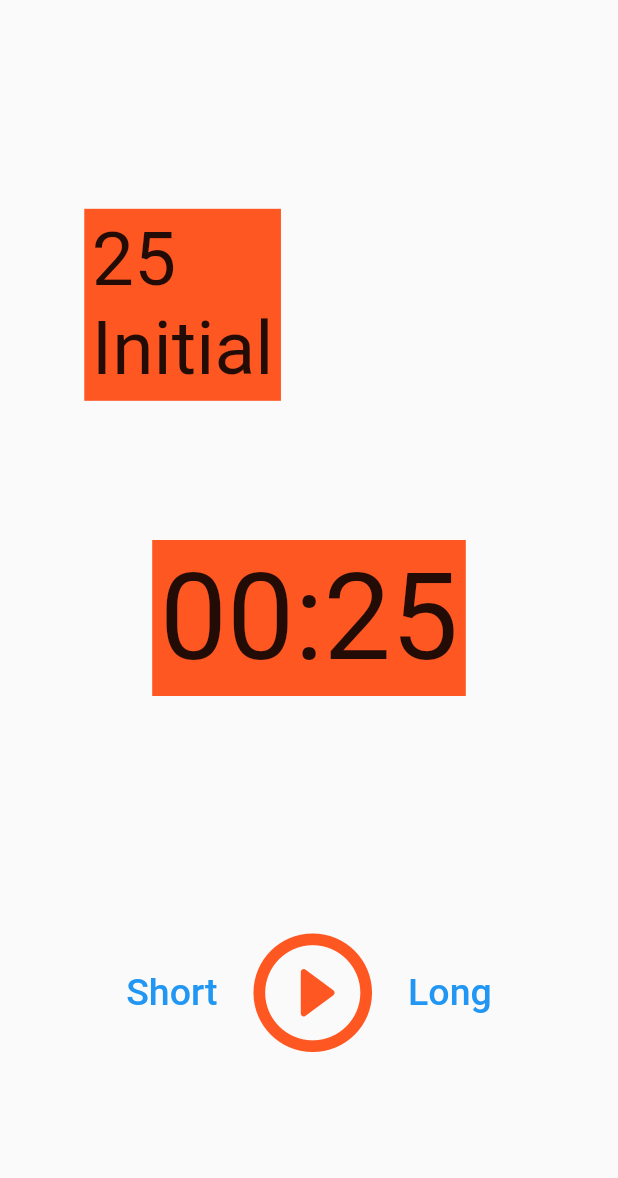
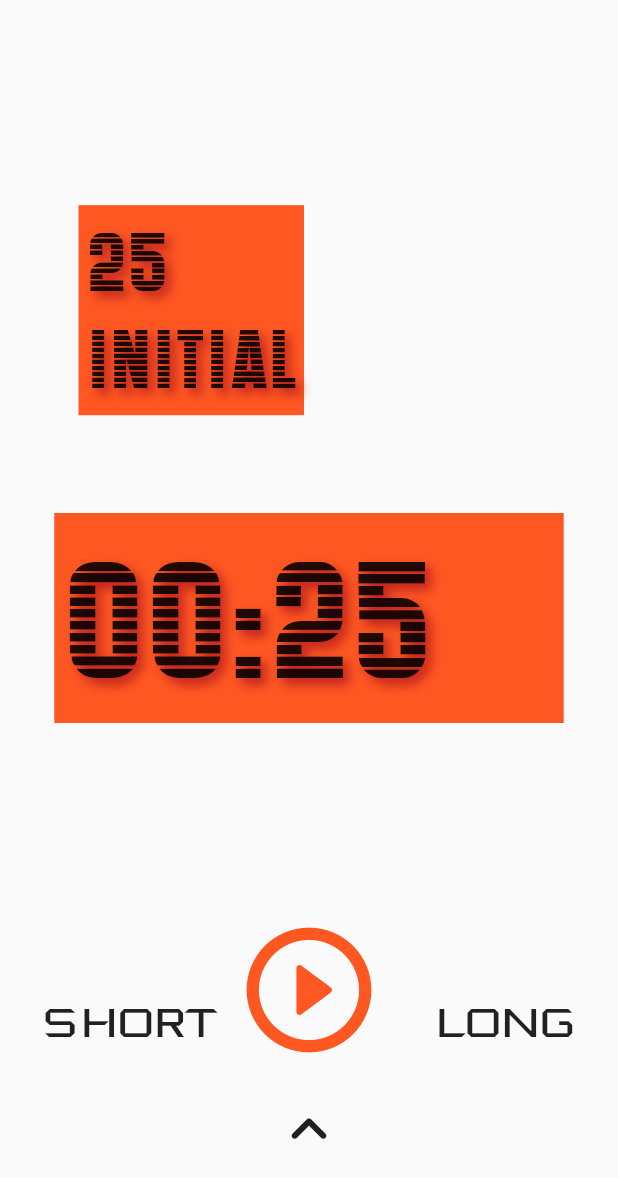
Before and after one commit to arrenaid/focus, a Flutter app: the screen it shows after launch, on a phone screen of 412 x 824 dp. Shown: the top 1178 px of the screen. Run offline on Flutter 3.47's test engine with Material 2 defaults, Android fonts, the phone set to English and light mode, and no system bars; our stand-ins replace bloc, equatable, flutter_bloc, sqflite; accounts and stored records are empty.

```diff
--- a/lib/bloc/focus_event.dart
+++ b/lib/bloc/focus_event.dart
@@ -5,6 +5,9 @@ abstract class FocusEvent extends Equatable{
 
   @override
   List<Object?> get props => [];
+}
+class FocusInitialEvent extends FocusEvent{
+  const FocusInitialEvent();
 }
 class FocusStartEvent extends FocusEvent{
   const FocusStartEvent();
@@ -24,6 +27,9 @@ class FocusChangeTypeShortEvent extends FocusEvent{
 class FocusChangeTypeLongEvent extends FocusEvent{
   const FocusChangeTypeLongEvent();
 }
+class FocusChangeTypePomodoroEvent extends FocusEvent{
+  const FocusChangeTypePomodoroEvent();
+}
 class FocusTickedEvent extends FocusEvent{
   final String str;
   const FocusTickedEvent(this.str);
--- a/lib/bloc/focus_state.dart
+++ b/lib/bloc/focus_state.dart
@@ -49,5 +49,5 @@ class FocusCompleteState extends FocusState {
   FocusCompleteState(int timerType) : super(timerType, '00:00', false);
 
   @override
-  String toString() => 'FocusPauseState {  }';
+  String toString() => 'FocusCompleteState {  }';
 }
--- /dev/null
+++ b/lib/bloc/model_bloc.dart
@@ -0,0 +1,124 @@
+import 'dart:async';
+
+import 'package:bloc/bloc.dart';
+import 'package:equatable/equatable.dart';
+import 'package:focus/bloc/focus_bloc.dart';
+import 'package:focus/model/day_row.dart';
+import 'package:intl/intl.dart';
+import '../model/sqflite.dart';
+part 'model_state.dart';
+part 'model_event.dart';
+
+enum Status { initial, error, loading, loaded, postAdded, postRemove }
+
+class ModelBloc extends Bloc<ModelEvent,ModelState>{
+  ModelBloc():super(
+      ModelState(models: [] //DayRow(
+    // day: DateFormat('yyyy-MM-dd').format(DateTime.now()), pomodoroCount: 0,
+    // shortCount: 0,longCount: 0,tag: 'empty',)
+          , status: Status.initial)
+  ){
+    on<InsertEvent>(_insertq);
+    on<InitialModelEvent>(_onInit);
+    //on<GetEvent>(load());
+  }
+
+  final dbHelper = DatabaseHelper.instance;
+
+  _insertq(InsertEvent event, Emitter emit){
+    // todo:
+    emit(state.copyWith(models: [],status: Status.loaded));
+  }
+  _onInit(InitialModelEvent event, Emitter emit) {
+    emit(state.copyWith(status: Status.initial));
+    load();
+    emit(state.copyWith(status: Status.loaded));
+  }
+
+  load() async {
+    emit(state.copyWith(status: Status.loading));
+    List<DayRow> models = [];
+    List<Map<String, dynamic>> rows = await dbHelper.queryAllRows();
+    if(rows.isNotEmpty){
+      for (var row in rows){
+        models.add(DayRow(
+            id: row[DatabaseHelper.columnId],
+            day: row[DatabaseHelper.columnDay],
+            pomodoroCount: row[DatabaseHelper.columnPomodoroCount],
+            longCount: row[DatabaseHelper.columnLongCount],
+            shortCount: row[DatabaseHelper.columnShortCount],
+            tag: row[DatabaseHelper.columnTag]));
+      }
+    }
+    emit(state.copyWith(models: models,status: Status.loaded));
+  }
+
+  Future<void> insert(int timerType) async {
+    emit(state.copyWith(status: Status.loading));
+    var currentDay = DateFormat('yyyy-MM-dd').format(DateTime.now());
+    bool isResult = false;
+    if(state.models.isEmpty){
+      load();
+    }
+    if(state.models.isNotEmpty) {
+      var removeModel;
+      var addModel;
+      for (var model in state.models) {
+        if(model.day == currentDay){
+          removeModel = model;
+          switch(timerType){
+            case pomodoro: model.pomodoroCount += 1;
+            break;
+            case short: model.shortCount += 1;
+            break;
+            case long: model.longCount += 1;
+            break;
+          }
+          Map<String, dynamic> row = {
+            DatabaseHelper.columnId: model.id,
+            DatabaseHelper.columnDay: model.day,
+            DatabaseHelper.columnPomodoroCount: model.pomodoroCount,
+            DatabaseHelper.columnShortCount: model.shortCount,
+            DatabaseHelper.columnLongCount: model.longCount,
+            DatabaseHelper.columnTag: model.tag};
+          await dbHelper.update(row);
+          addModel = model;
+          isResult = true;
+          print('$model');//todo remove
+        }
+      }
+      if(isResult) {
+        List<DayRow> modelsResult = state.models;
+        modelsResult.remove(removeModel);
+        modelsResult.add(addModel);
+        emit(state.copyWith(models: modelsResult, status: Status.loaded));
+        return;
+      }
+    }
+
+    //new row
+    if(!isResult)    {
+      DayRow model = DayRow(
+        day: currentDay,
+        pomodoroCount: timerType == pomodoro ? 1 : 0,
+        shortCount: timerType == short ? 1 : 0,
+        longCount: timerType == long ? 1 : 0,
+        tag: 'test',
+      );
+
+      Map<String, dynamic> row = {
+        DatabaseHelper.columnDay: model.day,
+        DatabaseHelper.columnPomodoroCount: model.pomodoroCount,
+        DatabaseHelper.columnShortCount: model.shortCount,
+        DatabaseHelper.columnLongCount: model.longCount,
+        DatabaseHelper.columnTag: model.tag
+      };
+      model.id = await dbHelper.insert(row);
+
+      print('$model');//todo remove
+      List<DayRow> models = state.models;
+      models.add(model);
+      emit(state.copyWith(models: models, status: Status.loaded));
+    }
+  }
+}
--- /dev/null
+++ b/lib/bloc/model_event.dart
@@ -0,0 +1,9 @@
+part of 'model_bloc.dart';
+abstract class ModelEvent extends Equatable{
+
+  @override
+  List<Object?> get props => [];
+}
+class InitialModelEvent extends ModelEvent{}
+class InsertEvent extends ModelEvent{}
+class GetEvent extends ModelEvent{}
--- /dev/null
+++ b/lib/bloc/model_state.dart
@@ -0,0 +1,27 @@
+part of 'model_bloc.dart';
+
+// abstract
+class ModelState extends Equatable{
+  final List <DayRow> models;
+  final Status? status;
+
+  const ModelState({required this.models, required this.status});
+
+  @override
+  List<Object?> get props => [models, status];
+
+  ModelState copyWith({
+    List<DayRow>? models,
+    Status? status
+  }) {
+    return ModelState(
+        models: models ?? this.models,
+        status: status ?? this.status);
+  }
+}
+// class InsertModelState extends ModelState{
+//   InsertModelState(super.model);
+// }
+// class GetModelState extends ModelState{
+//   GetModelState(super.model);
+// }
--- /dev/null
+++ b/lib/constants.dart
@@ -0,0 +1,24 @@
+import 'package:flutter/material.dart';
+const TextStyle tsDef = TextStyle(
+    fontSize: 50,
+    color: Colors.black87,
+    fontFamily: 'Maximus',
+  shadows: [Shadow(
+      offset: Offset(4.0, 4.0),
+      blurRadius: 8.0,
+      color: Color(0xFFB71C1C)),
+  ],
+);
+const TextStyle tsButton = TextStyle(
+  fontSize: 27,
+  color: Colors.black87,
+  fontFamily: 'DeusEx',
+  // shadows: [Shadow(
+  //     offset: Offset(2.0, 2.0),
+  //     blurRadius: 8.0,
+  //     color: Color(0xFFB71C1C)),
+  // ],
+);
+// const Color defPriClr = Color(0xFF8D6E63);//
+// const Color defSecClr = Color(0xFFCDF0EA); // EEE3CB // CDF0EA
+// //const Color defBtnClr = Color(0xFF3E2723);
--- a/lib/main.dart
+++ b/lib/main.dart
@@ -1,4 +1,7 @@
 import 'package:flutter/material.dart';
+import 'package:flutter_bloc/flutter_bloc.dart';
+import 'package:focus/bloc/focus_bloc.dart';
+import 'package:focus/bloc/model_bloc.dart';
 import 'package:focus/screens/focus_screen.dart';
 
 void main() {
@@ -10,14 +13,30 @@ class MyApp extends StatelessWidget {
 
   // This widget is the root of your application.
   @override
-  Widget build(BuildContext context) {
-    return MaterialApp(
-      title: 'Focus',
-      theme: ThemeData(
+  Widget build(BuildContext context) => MultiBlocProvider(
+      providers: [
+        BlocProvider.value(value: FocusBloc()),
+        BlocProvider.value(value: ModelBloc()..add(InitialModelEvent())),
+      ],
+      child: MaterialApp(
+    title: 'Focus',
+    theme: ThemeData(
+      primarySwatch: Colors.blue,
+    ),
+    home: const FocusScreen(),
+  ),
+  );
 
-        primarySwatch: Colors.blue,
-      ),
-      home: const FocusScreen(),
-    );
-  }
+  //after added multiblocprovider
+  // @override
+  // Widget build(BuildContext context) {
+  //   return MaterialApp(
+  //     title: 'Focus',
+  //     theme: ThemeData(
+  //
+  //       primarySwatch: Colors.blue,
+  //     ),
+  //     home: const FocusScreen(),
+  //   );
+  // }
 }
--- /dev/null
+++ b/lib/model/day_row.dart
@@ -0,0 +1,21 @@
+class DayRow{
+  int? id;
+  final String? day;
+  int pomodoroCount;
+  int shortCount;
+  int longCount;
+  final String? tag;
+
+  DayRow({this.id,
+      required this.day,
+        required this.pomodoroCount,
+        required this.shortCount,
+        required this.longCount,
+        required this.tag});
+
+ @override
+  String toString() {
+    return  "DayRow - {$id, day: $day, pom: $pomodoroCount, sho: $shortCount, "
+        "lon: $longCount, tag: $tag";
+  }
+}
--- /dev/null
+++ b/lib/model/sqflite.dart
@@ -0,0 +1,69 @@
+import 'dart:io';
+import 'package:path/path.dart';
+import 'package:sqflite/sqflite.dart';
+import 'package:path_provider/path_provider.dart';
+
+class DatabaseHelper {
+  static const _databaseName = "focusStorage.db";
+  static const _databaseVersion = 1;
+  static const table = "dayList";
+  static const columnId = "id";
+  static const columnDay = "day";
+  static const columnPomodoroCount = "pomodoro";
+  static const columnShortCount = "short";
+  static const columnLongCount = "long";
+  static const columnTag = "tag";
+
+  //singleton
+  DatabaseHelper._privateConstructor();
+
+  static final DatabaseHelper instance = DatabaseHelper._privateConstructor();
+  static Database? _database;
+
+  Future<Database?> get database async {
+    if (_database != null) return _database;
+    _database = await _initDatabase();
+    return _database;
+  }
+
+  Future<Database> _initDatabase() async {
+    Directory documentDirectory = await getApplicationDocumentsDirectory();
+    String path = join(documentDirectory.path, _databaseName);
+    return await openDatabase(
+        path, version: _databaseVersion, onCreate: _onCreate);
+  }
+
+  Future<void> _onCreate(Database database, int version) async {
+    await database.execute(
+        """
+      CREATE TABLE $table (
+      $columnId INTEGER PRIMARY KEY,
+      $columnDay TEXT NOT NULL,
+      $columnPomodoroCount INTEGER NOT NULL,
+      $columnShortCount INTEGER NOT NULL,
+      $columnLongCount INTEGER NOT NULL,
+      $columnTag TEXT)
+      """
+    );
+  }
+
+  Future<int> insert(Map<String, dynamic> row) async {
+    Database? db = await instance.database;
+    return await db!.insert(table, row);
+  }
+  Future<int> update(Map<String, dynamic> row) async {
+    Database? db = await instance.database;
+    return await db!.update(table, row, where: '$columnId = ${row[columnId]}');
+  }
+
+
+  Future<List<Map<String, dynamic>>> queryAllRows() async {
+    Database? db = await instance.database;
+    return await db!.query(table);
+  }
+
+  Future<int> delete(int id) async {
+    Database? db = await instance.database;
+    return await db!.delete(table, where: "$columnId = ?", whereArgs: [id]);
+  }
+}
--- a/lib/screens/focus_screen.dart
+++ b/lib/screens/focus_screen.dart
@@ -1,14 +1,16 @@
 import 'package:flutter/material.dart';
 import 'package:flutter_bloc/flutter_bloc.dart';
-
+import 'package:focus/screens/statistic_screen.dart';
 import '../bloc/focus_bloc.dart';
+import '../bloc/model_bloc.dart';
+import '../constants.dart';
 
 class FocusScreen extends StatelessWidget {
   const FocusScreen({Key? key}) : super(key: key);
 
   @override
   Widget build(BuildContext context) {
-    return BlocProvider(
+    return BlocProvider(//todo remove provider
       create: (_) => FocusBloc(),
       child: const FocusPage(),
     );
@@ -21,14 +23,11 @@ class FocusPage extends StatelessWidget {
   Widget build(BuildContext context) {
     return BlocListener<FocusBloc,FocusState>(listener: (context,state){
       if(state is FocusCompleteState){
-        ScaffoldMessenger.of(context).showSnackBar(SnackBar(content: Text('Finish')));
+        context.read<ModelBloc>().insert(state.timerType);// todo test
+        ScaffoldMessenger.of(context).showSnackBar(
+            const SnackBar(content: Text('Finish', style: tsDef,),
+              backgroundColor: Colors.red,));
       }
-      // if(state is FocusRunState){
-      //   ScaffoldMessenger.of(context).showSnackBar(SnackBar(content: Text('run')));
-      // }
-      // if(state is FocusPauseState){
-      //   ScaffoldMessenger.of(context).showSnackBar(SnackBar(content: Text('Pause')));
-      // }
     },
       child: BlocBuilder<FocusBloc,FocusState> (
         builder: (context,state){
@@ -39,60 +38,125 @@ class FocusPage extends StatelessWidget {
             if(state is FocusInitialState)...[
               Align(
                 alignment: const FractionalOffset(0.2, 0.2),
-                child:  Container( decoration: BoxDecoration(color: Colors.deepOrange), padding: EdgeInsets.all(5),
-                  child: Text('${state.timerType.toString()}\nInitial', style: TextStyle(fontSize: 50, color: Colors.black87,fontFamily: '' ),),
-                ),//TimerWidget(waitTime: _waitTime,),
+                child:  Container(
+                  decoration: const BoxDecoration(color: Colors.deepOrange),
+                  padding: const EdgeInsets.all(5),
+                  child: Text('${state.timerType.toString()}\nInitial',
+                    style: tsDef,
+                  ),
+                ),
               ),
             ],
             if(state is FocusRunState)...[
               Align(
                 alignment: const FractionalOffset(0.2, 0.2),
-                child:  Container( decoration: BoxDecoration(color: Colors.deepOrange), padding: EdgeInsets.all(5),
-                  child: Text('${state.timerType.toString()}\nRun', style: TextStyle(fontSize: 50, color: Colors.black87,fontFamily: '' ),),
-                ),//TimerWidget(waitTime: _waitTime,),
+                child:  Container( decoration:
+                const BoxDecoration(color: Colors.deepOrange),
+                  padding: EdgeInsets.all(5),
+                  child: Text('${state.timerType.toString()}\nRun',
+                    style: tsDef,),
+                ),
               ),
             ],
             if(state is FocusPauseState)...[
               Align(
                 alignment: const FractionalOffset(0.2, 0.2),
-                child:  Container( decoration: BoxDecoration(color: Colors.deepOrange), padding: EdgeInsets.all(5),
-                  child: Text('${state.timerType.toString()}\nPause', style: TextStyle(fontSize: 50, color: Colors.black87,fontFamily: '' ),),
-                ),//TimerWidget(waitTime: _waitTime,),
+                child:  Container( decoration: const BoxDecoration(color: Colors.deepOrange),
+                  padding: EdgeInsets.all(5),
+                  child: Text('${state.timerType.toString()}\nPause',
+                    style: tsDef,
+                  ),
+                ),
               ),
             ],
+            //clock
             Align(
               alignment: const FractionalOffset(0.5, 0.5),
-              child:  Container( decoration: BoxDecoration(color: Colors.deepOrange), padding: EdgeInsets.all(5),
-                child: Text(state.str, style: TextStyle(fontSize: 80, color: Colors.black87,fontFamily: '' ),),
-              ),//TimerWidget(waitTime: _waitTime,),
+              child:  Container( decoration: const BoxDecoration(color: Colors.deepOrange),
+                padding: const EdgeInsets.all(5),
+                child: Container(
+                  width:  MediaQuery.of(context).size.width * 8 / 10 ,
+                    child: Text(state.str, style: tsDef.copyWith(fontSize: 100),)),
+              ),
             ),
+            //button restart
+            if(state is FocusPauseState)...[
+              Align(
+                alignment: const FractionalOffset(0.5, 0.72),
+                child:  TextButton(onPressed: () {
+                  state.timerType == pomodoro
+                      ? context.read<FocusBloc>().add(const FocusResetEvent())
+                      : context.read<FocusBloc>().add(const FocusChangeTypePomodoroEvent());
+                },
+                  child: state.timerType == pomodoro
+                      ? const Text('RESTART', style: tsButton)
+                      : const Text('POMODORO', style:tsButton),
+                ),
+              ),
+            ],
+          //icon button
+          Align(
+              alignment: const FractionalOffset(0.5, 0.85),
+              child:IconButton(
+                iconSize: 100,
+            onPressed:
+            state.isStart
+                ? () => context.read<FocusBloc>().add(const FocusPauseEvent())
+                : () => context.read<FocusBloc>().add(const FocusStartEvent()),
+            icon: Icon( state.isStart
+                ? Icons.pause_circle_outline_rounded
+                : Icons.play_circle_outline_rounded,
+              color: Colors.deepOrange,
+
+            ),
+          )),
+            //Buttons cell
             Align(
               alignment: const FractionalOffset(0.5, 0.85),
-              child: Row(
-                mainAxisAlignment: MainAxisAlignment.center,
-                crossAxisAlignment: CrossAxisAlignment.center,
-                children: [
-                  TextButton(onPressed: () {
-                    //start(short)
-                    context.read<FocusBloc>().add(FocusChangeTypeShortEvent());
-                  },
-                    child: Text('Short', style: TextStyle(fontSize: 25),),),
+              child: Container(
+                width:  MediaQuery.of(context).size.width * 9 / 10 ,
+                child: Row(
+                  mainAxisAlignment: MainAxisAlignment.spaceBetween,
+                  crossAxisAlignment: CrossAxisAlignment.center,
+                  children: [
+          if(!state.isStart)...[
+            TextButton(onPressed: () {
+                      context.read<FocusBloc>().add(const FocusChangeTypeShortEvent());
+                    },
+                      child: const Text('SHORT', style: tsButton,),
+                    ),],
 
-                  IconButton(
-                      iconSize: 95,
-                      onPressed:
-                      state.isStart
-                          ? () => context.read<FocusBloc>().add(FocusPauseEvent())
-                          : () => context.read<FocusBloc>().add(FocusStartEvent()),//state.isStart ? pause : () => start(isEnd? pomodoro : _currentTime),
-                      icon: Icon( state.isStart
-                          ? Icons.pause_circle_outline_rounded
-                          : Icons.play_circle_outline_rounded,
-                        //size: 100,
-                        color: Colors.deepOrange, )),
-                   TextButton(onPressed: () => context.read<FocusBloc>().add(FocusChangeTypeLongEvent()) /*start(long)*/, child: Text('Long', style: TextStyle(fontSize: 25),)),
-                ],
+          //          ElevatedButton(
+          //            onLongPress: () => context.read<FocusBloc>().add(const FocusResetEvent()),
+          // onPressed:state.isStart
+          //     ? () => context.read<FocusBloc>().add(FocusPauseEvent())
+          //     : () => context.read<FocusBloc>().add(FocusStartEvent()),
+          // child:Text( state.isStart
+          // ? 'Pause' : 'Start', style: TextStyle(fontSize: 25),
+          //          ),
+          //          ),
+          if(!state.isStart)...[
+            TextButton(
+                         onPressed: () => context.read<FocusBloc>().add(const FocusChangeTypeLongEvent()),
+                         child: const Text('LONG', style: tsButton,)),],
+                  ],
+                ),
               ),
-            )
+            ),
+            //bottom arrow
+          Align(
+          alignment: const FractionalOffset(0.5, 0.95),
+          child: IconButton(
+              iconSize: 50,
+
+                onPressed: (){
+                showModalBottomSheet(context: context, builder: (BuildContext context) {
+                  return const StatScreen();
+                },);
+                },
+                icon: Icon(Icons.keyboard_arrow_up_rounded)
+            ),
+          ),
           ],
         ),
       ),
```
Also changed, not shown: lib/bloc/focus_bloc.dart (+31 -13 lines), lib/screens/statistic_screen.dart (added, +57 -0 lines), pubspec.yaml (+11 -0 lines), assets/Deus Ex.otf (added), assets/Maximus.ttf (added), pubspec.lock, 1 other file.
